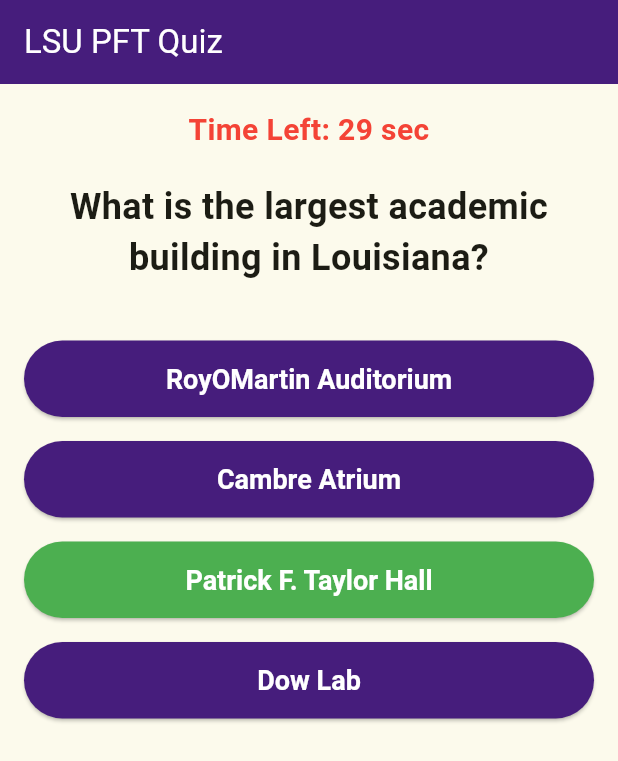
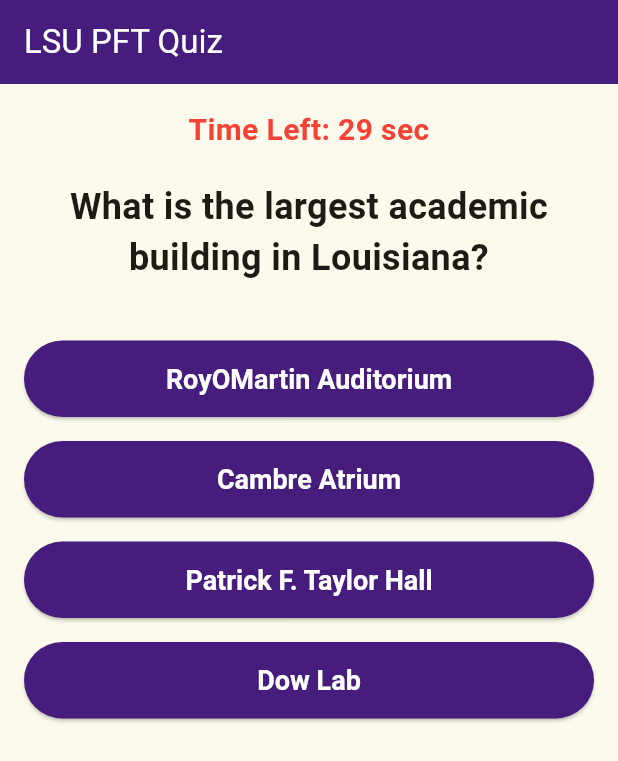
Before and after one commit to maureensanchez99/app6, a Flutter app: the QuizScreen screen opened directly, on a phone screen of 412 x 824 dp. Shown: the top 761 px of the screen. Run offline on Flutter 3.47's test engine with Material 3 defaults, Android fonts, the phone set to English and light mode, and no system bars; our stand-ins replace shared_preferences; accounts and stored records are empty.

Commit message:
removed the shown answer before user clicks on it

```diff
--- a/lib/pages/popquiz_page.dart
+++ b/lib/pages/popquiz_page.dart
@@ -75,6 +75,8 @@ class _QuizScreenState extends State<QuizScreen> {
   int currentQuestionIndex = 0;
   int remainingTime = 30;
   Timer? timer;
+  int? selectedAnswerIndex;
+  bool answerRevealed = false;
 
   void startTimer() {
     timer = Timer.periodic(const Duration(seconds: 1), (timer) {
@@ -82,9 +84,19 @@ class _QuizScreenState extends State<QuizScreen> {
         if (remainingTime > 0) {
           remainingTime--;
         } else {
-          nextQuestion();
+          revealAnswer();
         }
       });
+    });
+  }
+
+  void revealAnswer() {
+    setState(() {
+      answerRevealed = true;
+    });
+
+    Future.delayed(const Duration(seconds: 2), () {
+      nextQuestion();
     });
   }
 
@@ -94,6 +106,8 @@ class _QuizScreenState extends State<QuizScreen> {
       setState(() {
         currentQuestionIndex++;
         remainingTime = 30;
+        selectedAnswerIndex = null;
+        answerRevealed = false;
       });
       startTimer();
     } else {
@@ -102,8 +116,13 @@ class _QuizScreenState extends State<QuizScreen> {
   }
 
   void checkAnswer(int selectedIndex) {
+    setState(() {
+      selectedAnswerIndex = selectedIndex;
+      answerRevealed = true;
+    });
     timer?.cancel();
-    Future.delayed(const Duration(seconds: 1), () {
+
+    Future.delayed(const Duration(seconds: 2), () {
       nextQuestion();
     });
   }
@@ -121,6 +140,8 @@ class _QuizScreenState extends State<QuizScreen> {
               setState(() {
                 currentQuestionIndex = 0;
                 remainingTime = 30;
+                selectedAnswerIndex = null;
+                answerRevealed = false;
               });
               startTimer();
             },
@@ -146,6 +167,8 @@ class _QuizScreenState extends State<QuizScreen> {
   @override
   Widget build(BuildContext context) {
     var question = questions[currentQuestionIndex];
+    int correctAnswerIndex = question['answerIndex'];
+
     return Scaffold(
       appBar: AppBar(
         title: const Text('LSU PFT Quiz'),
@@ -171,14 +194,23 @@ class _QuizScreenState extends State<QuizScreen> {
             ),
             const SizedBox(height: 30),
             ...List.generate(4, (index) {
+              Color buttonColor = const Color(0xFF461D7C); // Default LSU Purple
+              if (answerRevealed) {
+                if (index == correctAnswerIndex) {
+                  buttonColor = Colors.green; // Correct answer
+                } else if (selectedAnswerIndex == index) {
+                  buttonColor = Colors.red; // Wrong selection
+                }
+              }
+
               return Padding(
                 padding: const EdgeInsets.symmetric(vertical: 8.0),
                 child: ElevatedButton(
-                  onPressed: () => checkAnswer(index),
+                  onPressed: selectedAnswerIndex == null
+                      ? () => checkAnswer(index)
+                      : null,
                   style: ElevatedButton.styleFrom(
-                    backgroundColor: index == question['answerIndex']
-                        ? Colors.green
-                        : const Color(0xFF461D7C),
+                    backgroundColor: buttonColor,
                     foregroundColor: Colors.white,
                     padding: const EdgeInsets.symmetric(vertical: 15),
                     textStyle: const TextStyle(
```
